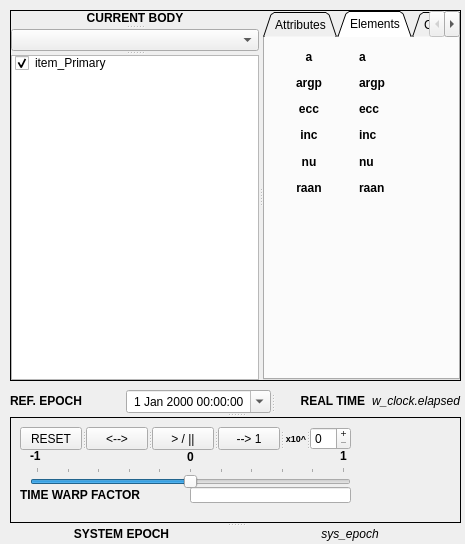
Above: ui/composite.ui from MadMaxFZ/sns2 before the change. Below: the same form after it.
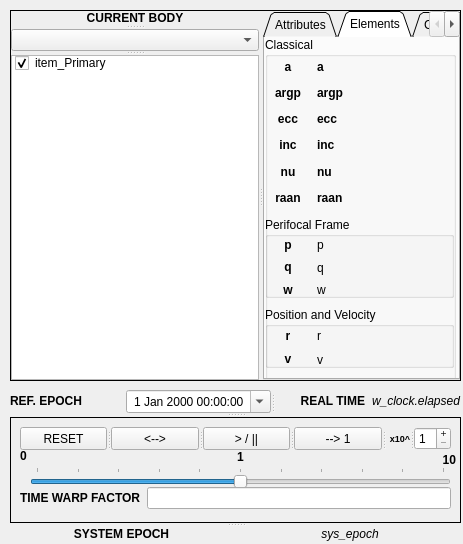
That is the form after the change. The open tabs and pages were chosen to show the change.

Commit message: Markers are working again, Planets sit on their track... Rotation seems to be working. StarSystemModel and StarSystemViewer are now subclasses of QObject, making them eligible to be moved to a QThread as a worker process... Now must work on signals/slots to enable Controls... First control should be the one to select the CurrentBodyName then populate the tables... We also should add commands to match location and/or velocity with a Body.

Patch:
```diff
--- a/ui/composite.ui
+++ b/ui/composite.ui
@@ -6,7 +6,7 @@
    <rect>
     <x>0</x>
     <y>0</y>
-    <width>465</width>
+    <width>463</width>
     <height>544</height>
    </rect>
   </property>
@@ -138,10 +138,16 @@
         <rect>
          <x>20</x>
          <y>50</y>
-         <width>321</width>
+         <width>421</width>
          <height>21</height>
         </rect>
        </property>
+       <property name="sizePolicy">
+        <sizepolicy hsizetype="MinimumExpanding" vsizetype="Fixed">
+         <horstretch>0</horstretch>
+         <verstretch>0</verstretch>
+        </sizepolicy>
+       </property>
        <property name="minimum">
         <number>-100</number>
        </property>
@@ -173,59 +179,49 @@
       <widget class="QLabel" name="lv_twarp_mid">
        <property name="geometry">
         <rect>
-         <x>170</x>
+         <x>220</x>
          <y>30</y>
          <width>21</width>
          <height>20</height>
         </rect>
        </property>
        <property name="text">
-        <string>&lt;html&gt;&lt;head/&gt;&lt;body&gt;&lt;p&gt;&lt;span style=&quot; font-weight:600;&quot;&gt;0&lt;/span&gt;&lt;/p&gt;&lt;/body&gt;&lt;/html&gt;</string>
-       </property>
-       <property name="alignment">
-        <set>Qt::AlignCenter</set>
-       </property>
-      </widget>
-      <widget class="QLabel" name="lv_twarp_min">
-       <property name="geometry">
-        <rect>
-         <x>20</x>
-         <y>30</y>
-         <width>16</width>
-         <height>16</height>
-        </rect>
-       </property>
-       <property name="text">
-        <string>&lt;html&gt;&lt;head/&gt;&lt;body&gt;&lt;p&gt;&lt;span style=&quot; font-weight:600;&quot;&gt;-1&lt;/span&gt;&lt;/p&gt;&lt;/body&gt;&lt;/html&gt;</string>
-       </property>
-       <property name="alignment">
-        <set>Qt::AlignBottom|Qt::AlignLeading|Qt::AlignLeft</set>
-       </property>
-      </widget>
-      <widget class="QLabel" name="lv_twarp_max">
-       <property name="geometry">
-        <rect>
-         <x>330</x>
-         <y>30</y>
-         <width>16</width>
-         <height>16</height>
-        </rect>
-       </property>
-       <property name="text">
         <string>&lt;html&gt;&lt;head/&gt;&lt;body&gt;&lt;p&gt;&lt;span style=&quot; font-weight:600;&quot;&gt;1&lt;/span&gt;&lt;/p&gt;&lt;/body&gt;&lt;/html&gt;</string>
        </property>
        <property name="alignment">
-        <set>Qt::AlignBottom|Qt::AlignLeading|Qt::AlignLeft</set>
+        <set>Qt::AlignCenter</set>
        </property>
       </widget>
-      <widget class="QLineEdit" name="led_twarp">
+      <widget class="QLabel" name="lv_tw_min">
        <property name="geometry">
         <rect>
-         <x>180</x>
-         <y>70</y>
-         <width>161</width>
+         <x>10</x>
+         <y>30</y>
+         <width>16</width>
          <height>16</height>
         </rect>
+       </property>
+       <property name="text">
+        <string>&lt;html&gt;&lt;head/&gt;&lt;body&gt;&lt;p&gt;&lt;span style=&quot; font-weight:600;&quot;&gt;0&lt;/span&gt;&lt;/p&gt;&lt;/body&gt;&lt;/html&gt;</string>
+       </property>
+       <property name="alignment">
+        <set>Qt::AlignBottom|Qt::AlignLeading|Qt::AlignLeft</set>
+       </property>
+      </widget>
+      <widget class="QLabel" name="twarp_max">
+       <property name="geometry">
+        <rect>
+         <x>385</x>
+         <y>30</y>
+         <width>61</width>
+         <height>20</height>
+        </rect>
+       </property>
+       <property name="text">
+        <string>&lt;html&gt;&lt;head/&gt;&lt;body&gt;&lt;p&gt;&lt;span style=&quot; font-weight:600;&quot;&gt;10&lt;/span&gt;&lt;/p&gt;&lt;/body&gt;&lt;/html&gt;</string>
+       </property>
+       <property name="alignment">
+        <set>Qt::AlignBottom|Qt::AlignRight|Qt::AlignTrailing</set>
        </property>
       </widget>
       <widget class="QSplitter" name="spl_buttons">
@@ -233,7 +229,7 @@
         <rect>
          <x>10</x>
          <y>10</y>
-         <width>331</width>
+         <width>431</width>
          <height>23</height>
         </rect>
        </property>
@@ -281,23 +277,42 @@
         <property name="buttonSymbols">
          <enum>QAbstractSpinBox::PlusMinus</enum>
         </property>
+        <property name="minimum">
+         <number>1</number>
+        </property>
+        <property name="maximum">
+         <number>6</number>
+        </property>
        </widget>
       </widget>
+      <widget class="QWidget" name="">
+       <property name="geometry">
+        <rect>
+         <x>10</x>
+         <y>70</y>
+         <width>431</width>
+         <height>22</height>
+        </rect>
+       </property>
+       <layout class="QHBoxLayout" name="horizontalLayout_8">
+        <item>
       <widget class="QLabel" name="lf_time_warp">
-       <property name="geometry">
-        <rect>
-         <x>10</x>
-         <y>70</y>
-         <width>171</width>
-         <height>16</height>
-        </rect>
-       </property>
        <property name="text">
         <string>&lt;html&gt;&lt;head/&gt;&lt;body&gt;&lt;p&gt;&lt;span style=&quot; font-weight:600;&quot;&gt;TIME WARP FACTOR&lt;/span&gt;&lt;/p&gt;&lt;/body&gt;&lt;/html&gt;</string>
        </property>
        <property name="buddy">
-        <cstring>led_twarp</cstring>
-       </property>
+           <cstring>twarp_val</cstring>
+          </property>
+         </widget>
+        </item>
+        <item>
+         <widget class="QLineEdit" name="twarp_val">
+          <property name="alignment">
+           <set>Qt::AlignCenter</set>
+          </property>
+         </widget>
+        </item>
+       </layout>
       </widget>
      </widget>
      <widget class="QWidget" name="layoutWidget_6">
@@ -678,16 +693,34 @@
       <attribute name="title">
        <string>Elements</string>
       </attribute>
+      <widget class="QWidget" name="">
+       <property name="geometry">
+        <rect>
+         <x>0</x>
+         <y>0</y>
+         <width>191</width>
+         <height>351</height>
+        </rect>
+       </property>
+       <layout class="QVBoxLayout" name="verticalLayout_11" stretch="6">
+        <item>
+         <widget class="QGroupBox" name="groupBox">
+          <property name="title">
+           <string>Classical</string>
+          </property>
+          <property name="flat">
+           <bool>true</bool>
+          </property>
       <widget class="QWidget" name="layoutWidget">
        <property name="geometry">
         <rect>
          <x>0</x>
-         <y>10</y>
-         <width>181</width>
+             <y>20</y>
+             <width>191</width>
          <height>151</height>
         </rect>
        </property>
-       <layout class="QHBoxLayout" name="hlo_celem_data">
+           <layout class="QHBoxLayout" name="hlo_celem_data" stretch="1,3">
         <item>
          <layout class="QVBoxLayout" name="vlo_celem_fields">
           <item>
@@ -818,6 +851,167 @@
         </item>
        </layout>
       </widget>
+          <widget class="QGroupBox" name="groupBox_2">
+           <property name="geometry">
+            <rect>
+             <x>0</x>
+             <y>180</y>
+             <width>189</width>
+             <height>81</height>
+            </rect>
+           </property>
+           <property name="title">
+            <string>Perifocal Frame</string>
+           </property>
+           <property name="flat">
+            <bool>true</bool>
+           </property>
+           <widget class="QWidget" name="">
+            <property name="geometry">
+             <rect>
+              <x>0</x>
+              <y>20</y>
+              <width>191</width>
+              <height>61</height>
+             </rect>
+            </property>
+            <layout class="QHBoxLayout" name="horizontalLayout_5" stretch="1,3">
+             <item>
+              <layout class="QVBoxLayout" name="verticalLayout_7">
+               <item>
+                <widget class="QLabel" name="label">
+                 <property name="text">
+                  <string>&lt;html&gt;&lt;head/&gt;&lt;body&gt;&lt;p&gt;&lt;span style=&quot; font-weight:600;&quot;&gt;p&lt;/span&gt;&lt;/p&gt;&lt;/body&gt;&lt;/html&gt;</string>
+                 </property>
+                 <property name="alignment">
+                  <set>Qt::AlignCenter</set>
+                 </property>
+                </widget>
+               </item>
+               <item>
+                <widget class="QLabel" name="label_2">
+                 <property name="text">
+                  <string>&lt;html&gt;&lt;head/&gt;&lt;body&gt;&lt;p&gt;&lt;span style=&quot; font-weight:600;&quot;&gt;q&lt;/span&gt;&lt;/p&gt;&lt;/body&gt;&lt;/html&gt;</string>
+                 </property>
+                 <property name="alignment">
+                  <set>Qt::AlignCenter</set>
+                 </property>
+                </widget>
+               </item>
+               <item>
+                <widget class="QLabel" name="label_3">
+                 <property name="text">
+                  <string>&lt;html&gt;&lt;head/&gt;&lt;body&gt;&lt;p&gt;&lt;span style=&quot; font-weight:600;&quot;&gt;w&lt;/span&gt;&lt;/p&gt;&lt;/body&gt;&lt;/html&gt;</string>
+                 </property>
+                 <property name="alignment">
+                  <set>Qt::AlignCenter</set>
+                 </property>
+                </widget>
+               </item>
+              </layout>
+             </item>
+             <item>
+              <layout class="QVBoxLayout" name="verticalLayout_8">
+               <item>
+                <widget class="QLabel" name="pqw_0">
+                 <property name="text">
+                  <string>p</string>
+                 </property>
+                </widget>
+               </item>
+               <item>
+                <widget class="QLabel" name="pqw_1">
+                 <property name="text">
+                  <string>q</string>
+                 </property>
+                </widget>
+               </item>
+               <item>
+                <widget class="QLabel" name="pqw_2">
+                 <property name="text">
+                  <string>w</string>
+                 </property>
+                </widget>
+               </item>
+              </layout>
+             </item>
+            </layout>
+           </widget>
+          </widget>
+          <widget class="QGroupBox" name="groupBox_3">
+           <property name="geometry">
+            <rect>
+             <x>0</x>
+             <y>270</y>
+             <width>189</width>
+             <height>61</height>
+            </rect>
+           </property>
+           <property name="title">
+            <string>Position and Velocity</string>
+           </property>
+           <property name="flat">
+            <bool>true</bool>
+           </property>
+           <widget class="QWidget" name="">
+            <property name="geometry">
+             <rect>
+              <x>0</x>
+              <y>20</y>
+              <width>191</width>
+              <height>41</height>
+             </rect>
+            </property>
+            <layout class="QHBoxLayout" name="horizontalLayout_6" stretch="1,3">
+             <item>
+              <layout class="QVBoxLayout" name="verticalLayout_9">
+               <item>
+                <widget class="QLabel" name="label_7">
+                 <property name="text">
+                  <string>&lt;html&gt;&lt;head/&gt;&lt;body&gt;&lt;p&gt;&lt;span style=&quot; font-weight:600;&quot;&gt;r&lt;/span&gt;&lt;/p&gt;&lt;/body&gt;&lt;/html&gt;</string>
+                 </property>
+                 <property name="alignment">
+                  <set>Qt::AlignCenter</set>
+                 </property>
+                </widget>
+               </item>
+               <item>
+                <widget class="QLabel" name="label_8">
+                 <property name="text">
+                  <string>&lt;html&gt;&lt;head/&gt;&lt;body&gt;&lt;p&gt;&lt;span style=&quot; font-weight:600;&quot;&gt;v&lt;/span&gt;&lt;/p&gt;&lt;/body&gt;&lt;/html&gt;</string>
+                 </property>
+                 <property name="alignment">
+                  <set>Qt::AlignCenter</set>
+                 </property>
+                </widget>
+               </item>
+              </layout>
+             </item>
+             <item>
+              <layout class="QVBoxLayout" name="verticalLayout_10">
+               <item>
+                <widget class="QLabel" name="rv_0">
+                 <property name="text">
+                  <string>r</string>
+                 </property>
+                </widget>
+               </item>
+               <item>
+                <widget class="QLabel" name="rv_1">
+                 <property name="text">
+                  <string>v</string>
+                 </property>
+                </widget>
+               </item>
+              </layout>
+             </item>
+            </layout>
+           </widget>
+          </widget>
+         </widget>
+        </item>
+       </layout>
+      </widget>
      </widget>
      <widget class="QWidget" name="tab_views">
       <attribute name="title">
```
Left out of the diff: 182 changed lines with no effect on the pictures. Lines whose indentation alone changed are shown as unchanged. The commit also changes 2 other files.
